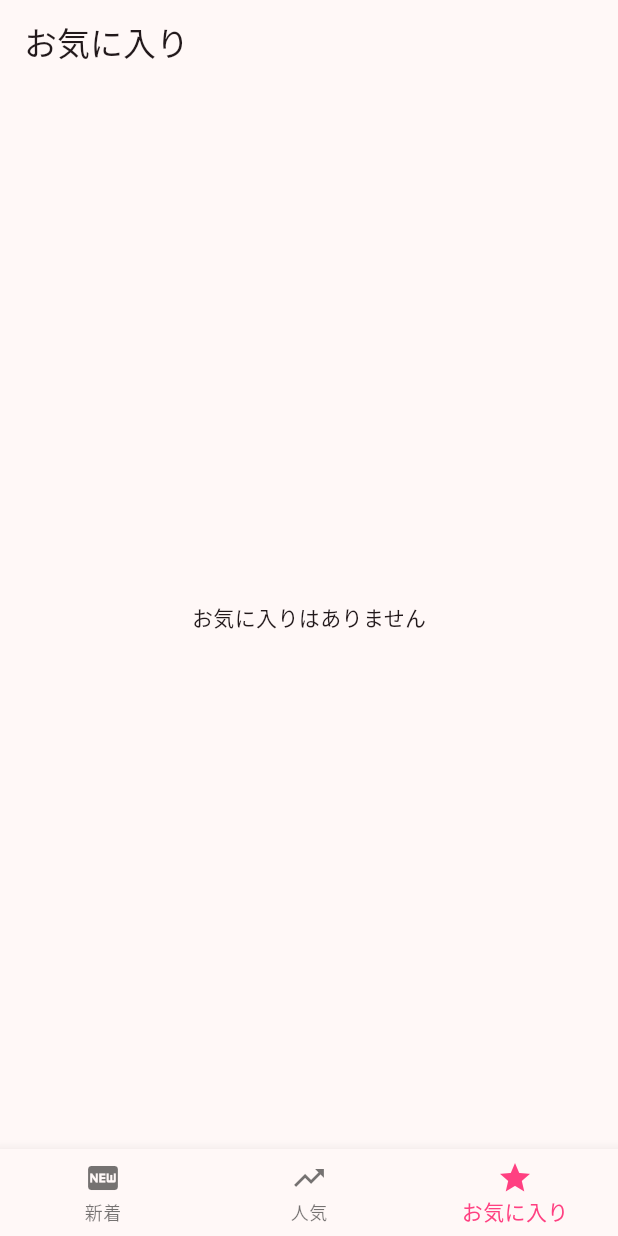
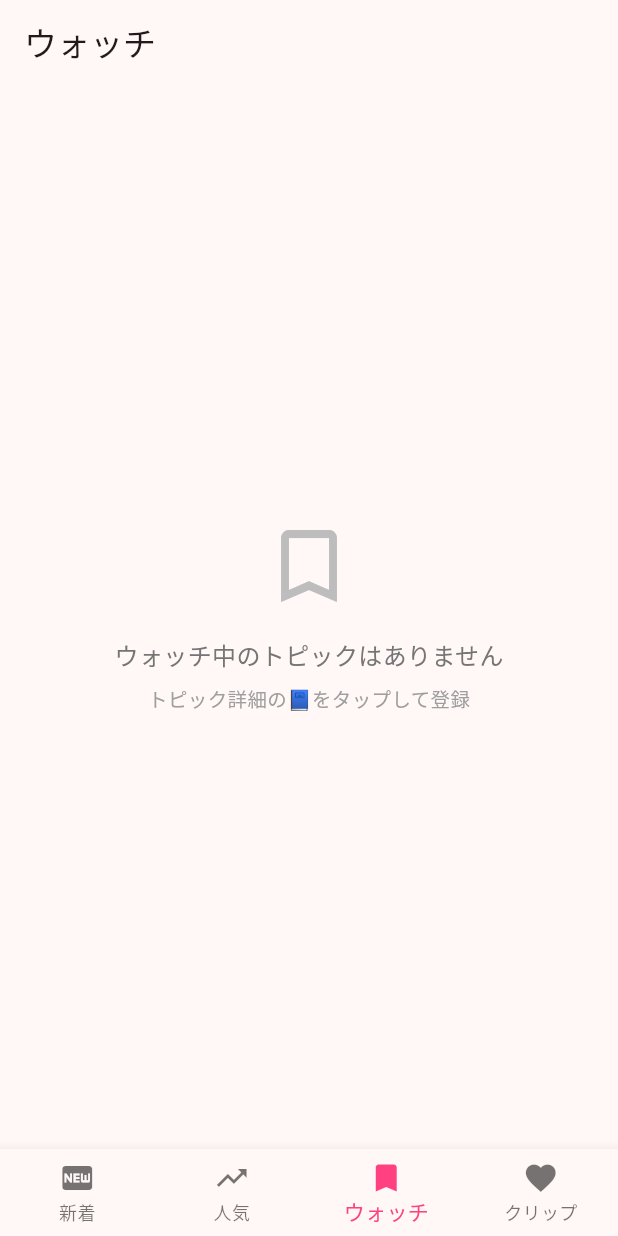
Before and after one commit to kaeruko/girlschan_app, a Flutter app: the screen it shows after launch, item 3 of the bottom bar chosen, on a phone screen of 412 x 824 dp. Run offline on Flutter 3.47's test engine with Material 3 defaults, Android fonts, the light colour scheme and no system bars; our stand-ins replace shared_preferences; missing offline and left inert: flutter_inappwebview; network calls fail; project files that could hold a hidden picture were left out.

Commit message:
ウォッチリスト機能の追加とクリップ機能の実装。お気に入り機能をウォッチに変更し、関連するAPIメソッドを更新。クリップ機能を追加し、コメントを保存・削除できるようにしました。

```diff
--- a/lib/screens/favorites_screen.dart
+++ b/lib/screens/favorites_screen.dart
@@ -11,21 +11,36 @@ class FavoritesScreen extends StatefulWidget {
 }
 
 class _FavoritesScreenState extends State<FavoritesScreen> {
-  List<int> _favorites = [];
+  List<int> _watchedTopics = [];
   bool _loading = true;
 
   @override
   void initState() {
     super.initState();
-    _loadFavorites();
+    _loadWatchedTopics();
   }
 
-  Future<void> _loadFavorites() async {
-    final ids = await getFavoriteIds();  // ← ローカルから読む
+  Future<void> _loadWatchedTopics() async {
+    final ids = await getWatchedTopicIds();
     setState(() {
-      _favorites = ids;
+      _watchedTopics = ids;
       _loading = false;
     });
+  }
+
+  Future<void> _refreshWatched() async {
+    setState(() => _loading = true);
+    await _loadWatchedTopics();
+  }
+
+  Future<void> _removeFromWatch(int topicId) async {
+    await removeWatchedTopicId(topicId);
+    setState(() {
+      _watchedTopics.remove(topicId);
+    });
+    ScaffoldMessenger.of(context).showSnackBar(
+      const SnackBar(content: Text('ウォッチを削除しました')),
+    );
   }
 
   @override
@@ -33,23 +48,57 @@ class _FavoritesScreenState extends State<FavoritesScreen> {
     if (_loading) {
       return const Center(child: CircularProgressIndicator());
     }
-    if (_favorites.isEmpty) {
-      return const Center(child: Text('お気に入りはありません'));
+
+    if (_watchedTopics.isEmpty) {
+      return Center(
+        child: Column(
+          mainAxisAlignment: MainAxisAlignment.center,
+          children: [
+            Icon(
+              Icons.bookmark_border,
+              size: 64,
+              color: Colors.grey[400],
+            ),
+            const SizedBox(height: 16),
+            Text(
+              'ウォッチ中のトピックはありません',
+              style: TextStyle(
+                fontSize: 16,
+                color: Colors.grey[600],
+              ),
+            ),
+            const SizedBox(height: 8),
+            Text(
+              'トピック詳細の📘をタップして登録',
+              style: TextStyle(
+                fontSize: 13,
+                color: Colors.grey[500],
+              ),
+            ),
+          ],
+        ),
+      );
     }
 
-    return ListView.builder(
-      itemCount: _favorites.length,
+    return RefreshIndicator(
+      onRefresh: _refreshWatched,
+      child: ListView.builder(
+        itemCount: _watchedTopics.length,
         itemBuilder: (context, i) {
-        final id = _favorites[i];
+          final id = _watchedTopics[i];
           return ListTile(
             title: Text('トピックID: $id'),
+            trailing: IconButton(
+              icon: const Icon(Icons.close),
+              onPressed: () => _removeFromWatch(id),
+            ),
             onTap: () {
               Navigator.push(
                 context,
                 MaterialPageRoute(
                   builder: (_) => TopicDetailScreen(
                     topicId: id,
-                  title: 'お気に入りトピック $id',
+                    title: 'ウォッチ中のトピック $id',
                     commentCount: 0,
                   ),
                 ),
@@ -57,6 +106,7 @@ class _FavoritesScreenState extends State<FavoritesScreen> {
             },
           );
         },
+      ),
     );
   }
 }
--- a/lib/screens/home_screen.dart
+++ b/lib/screens/home_screen.dart
@@ -2,6 +2,7 @@ import 'package:flutter/material.dart';
 import 'new_list.dart';
 import 'topic_list.dart';
 import 'favorites_screen.dart';
+import 'clips_screen.dart';
 
 class HomeScreen extends StatefulWidget {
   const HomeScreen({super.key});
@@ -17,12 +18,14 @@ class _HomeScreenState extends State<HomeScreen> {
     NewListScreen(),
     TopicListScreen(),
     FavoritesScreen(),
+    ClipsScreen(),
   ];
 
   final _titles = const [
     '新着トピック',
     '人気トピック',
-    'お気に入り',
+    'ウォッチ',
+    'クリップ',
   ];
 
   @override
@@ -33,11 +36,13 @@ class _HomeScreenState extends State<HomeScreen> {
       bottomNavigationBar: BottomNavigationBar(
         currentIndex: _currentIndex,
         selectedItemColor: Colors.pinkAccent,
+        type: BottomNavigationBarType.fixed,
         onTap: (i) => setState(() => _currentIndex = i),
         items: const [
           BottomNavigationBarItem(icon: Icon(Icons.fiber_new), label: '新着'),
           BottomNavigationBarItem(icon: Icon(Icons.trending_up), label: '人気'),
-          BottomNavigationBarItem(icon: Icon(Icons.star), label: 'お気に入り'),
+          BottomNavigationBarItem(icon: Icon(Icons.bookmark), label: 'ウォッチ'),
+          BottomNavigationBarItem(icon: Icon(Icons.favorite), label: 'クリップ'),
         ],
       ),
     );
```
Also changed, not shown: lib/screens/clips_screen.dart (added, +186 -0 lines), lib/screens/topic_detail.dart (+78 -27 lines), lib/services/api_service.dart (+85 -9 lines). Lines whose indentation alone changed are shown as unchanged.
